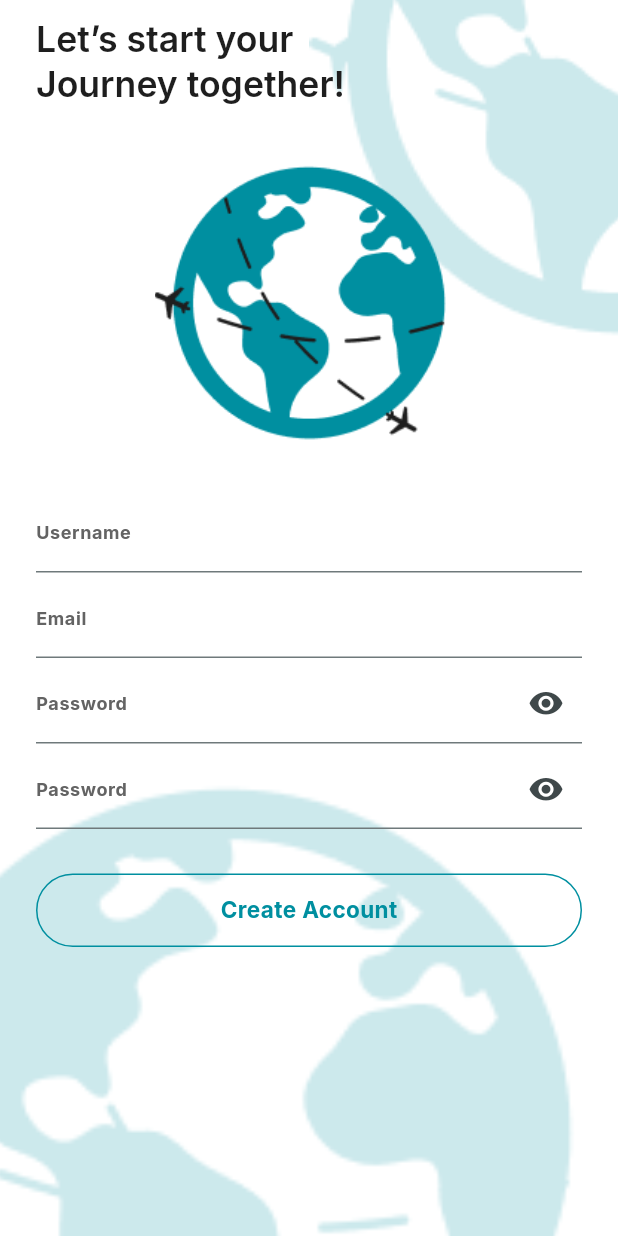
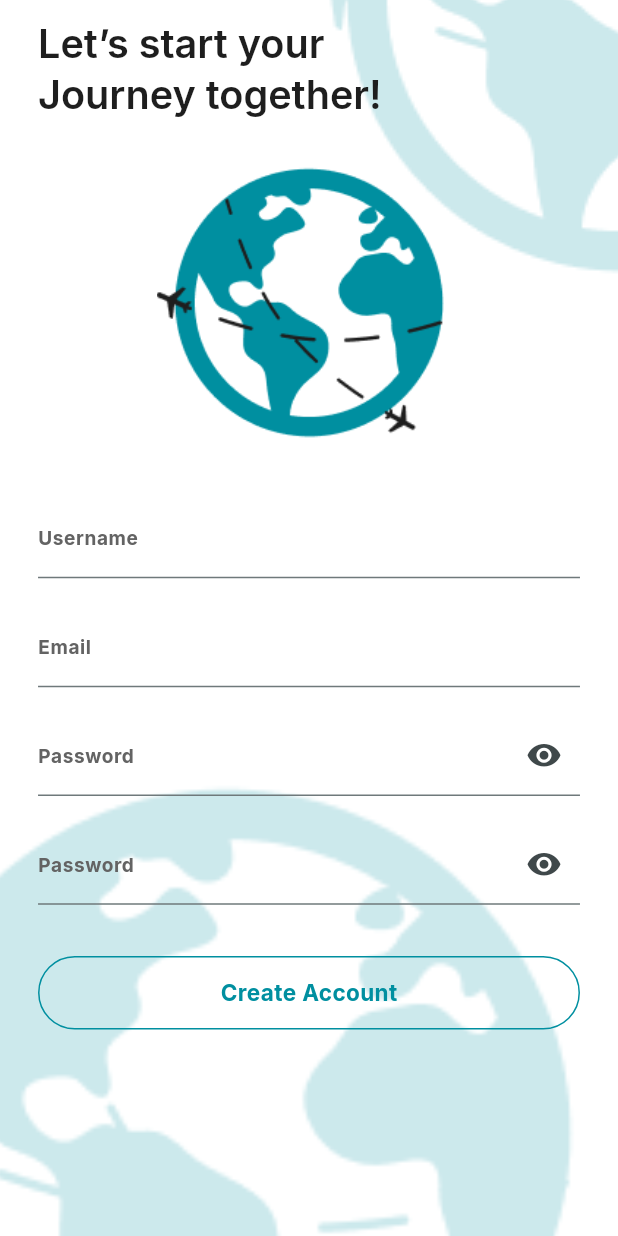
Before and after one commit to vucongtuananh/travelling_app, a Flutter app: the screen it shows after launch, after a tap on "Sign up here", on a phone screen of 412 x 824 dp. Run offline on Flutter 3.47's test engine with Material 3 defaults, Android fonts, the phone set to English and light mode, and no system bars; our stand-ins replace bloc, cloud_firestore, email_validator, equatable, firebase_auth, firebase_core and 4 more; accounts and stored records are empty; project files that could hold a hidden picture were left out.

Commit message:
i think package flutter_screen_util is so helpful for responsive ui in flutter, i've used this package and it's really easy to use

```diff
--- a/lib/login/presentation/login.dart
+++ b/lib/login/presentation/login.dart
@@ -1,5 +1,6 @@
 import 'package:flutter/material.dart';
 import 'package:flutter_bloc/flutter_bloc.dart';
+import 'package:flutter_screenutil/flutter_screenutil.dart';
 import 'package:travelling_app/login/data/auth/fire_auth.dart';
 import 'package:travelling_app/login/logic/login_bloc.dart';
 import 'package:travelling_app/login/presentation/widgets/background_login.dart';
@@ -23,11 +24,11 @@ class _LoginScreenState extends State<LoginScreen> {
         children: [
           const BackgroundLogin(),
           Positioned(
-              top: MediaQuery.of(context).padding.top + MediaQuery.of(context).size.height * 0.015,
+
               //this widget help me to padding the text a space that equal the heigh of status bar of phone
-              left: 24,
-              right: 24,
-              bottom: 0,
+              left: 24.w,
+              right: 24.w,
+              bottom: 24.h,
               child: BlocProvider(
                   create: (context) => LoginBLoc(
                         auth: Auth(),
--- a/lib/login/presentation/widgets/content_box_login.dart
+++ b/lib/login/presentation/widgets/content_box_login.dart
@@ -1,5 +1,6 @@
 import 'package:flutter/material.dart';
 import 'package:flutter_bloc/flutter_bloc.dart';
+import 'package:flutter_screenutil/flutter_screenutil.dart';
 import 'package:flutter_svg/svg.dart';
 import 'package:travelling_app/const/assets_image.dart';
 import 'package:travelling_app/const/color.dart';
@@ -28,62 +29,55 @@ class _ContentBoxLoginState extends State<ContentBoxLogin> {
 
   @override
   Widget build(BuildContext context) {
-    var size = MediaQuery.of(context).size;
-    print(size.height);
     return Column(
       crossAxisAlignment: CrossAxisAlignment.start,
+      mainAxisAlignment: MainAxisAlignment.start,
       children: [
-        header(size, context),
-        SizedBox(
-          height: size.height * 0.02,
-        ),
+        header(context),
+        SizedBox(height: 17.h),
         Center(
           child: Container(
             padding: const EdgeInsets.symmetric(horizontal: 32),
-            width: size.width,
-            height: size.height * 0.7,
+            width: 342.w,
+            height: 609.h,
             decoration: const BoxDecoration(color: Color.fromRGBO(255, 255, 255, 1), borderRadius: BorderRadius.all(Radius.circular(20))),
             child: Column(
               children: [
                 SizedBox(
-                  height: size.height * 0.02,
+                  height: 49.h,
                 ),
-                SizedBox(width: size.width * 0.5, height: size.height * 0.25, child: Image.asset("$imagePathLdpi/icon_earth.png")),
+                SizedBox(width: 208.w, height: 208.h, child: Image.asset("$imagePathLdpi/icon_earth.png")),
                 SizedBox(
-                  height: size.height * 0.02,
+                  height: 30.h,
                 ),
-                formLogin(size, context),
+                formLogin(context),
                 SizedBox(
-                  height: size.height * 0.01,
+                  height: 20.h,
                 ),
                 handleInput(context),
                 SizedBox(
-                  height: size.height * 0.05,
+                  height: 30.h,
                 ),
-                signInBtn(size, context),
+                signInBtn(context),
               ],
             ),
           ),
         ),
         SizedBox(
-          height: size.height * 0.05,
+          height: 40.h,
         ),
         signInByOtherWay(),
         SizedBox(
-          height: size.height * 0.03,
+          height: 24.h,
         ),
         signUp(context)
       ],
     );
   }
 
-  SizedBox header(Size size, BuildContext context) {
-    return SizedBox(
-      width: size.width / 2 - 48,
-      child: FittedBox(
-          child: Text("Welcome Back!",
-              style: Theme.of(context).textTheme.bodyLarge!.copyWith(fontWeight: FontWeight.w700, fontSize: 25, color: Theme.of(context).colorScheme.onPrimary))),
-    );
+  Widget header(BuildContext context) {
+    return Text("Welcome Back!",
+        style: Theme.of(context).textTheme.bodyLarge!.copyWith(fontWeight: FontWeight.w700, fontSize: 25.sp, color: Theme.of(context).colorScheme.onPrimary));
   }
 
   Row signUp(BuildContext context) {
@@ -115,24 +109,29 @@ class _ContentBoxLoginState extends State<ContentBoxLogin> {
     );
   }
 
-  formLogin(Size size, BuildContext context) => Form(
+  formLogin(BuildContext context) => Form(
           child: Column(
         crossAxisAlignment: CrossAxisAlignment.start,
         children: [
           Container(
-            padding: const EdgeInsets.symmetric(horizontal: 18),
+            padding: EdgeInsets.symmetric(horizontal: 18.w),
+            height: 45.h,
             width: double.infinity,
             decoration: const BoxDecoration(color: mainColor, borderRadius: BorderRadius.all(Radius.circular(30))),
             alignment: Alignment.center,
             child: Row(
-              crossAxisAlignment: CrossAxisAlignment.center,
+              // crossAxisAlignment: CrossAxisAlignment.center,
               children: [
-                SvgPicture.asset(
-                  "$imagePathLdpi/email_icon.svg",
-                  color: const Color(0xffE9E9E9),
+                SizedBox(
+                  width: 17.5.w,
+                  height: 14.h,
+                  child: SvgPicture.asset(
+                    "$imagePathLdpi/email_icon.svg",
+                    color: const Color(0xffE9E9E9),
+                  ),
                 ),
-                const SizedBox(
-                  width: 10,
+                SizedBox(
+                  width: 10.h,
                 ),
                 Expanded(
                   child: TextFormField(
@@ -142,18 +141,17 @@ class _ContentBoxLoginState extends State<ContentBoxLogin> {
                       context.read<LoginBLoc>().add(LoginTextChangeEmailEvent(email: _emailController.text));
                     },
                     cursorColor: const Color(0xffFFFFFF),
-                    style: Theme.of(context).textTheme.bodyMedium!.copyWith(fontSize: 15, color: Theme.of(context).colorScheme.onPrimary),
-                    decoration: InputDecoration(
-                      // contentPadding: const EdgeInsets.only(bottom: 4),
-                      fillColor: Theme.of(context).colorScheme.onPrimaryContainer,
-                      border: InputBorder.none,
-                    ),
+                    style: Theme.of(context).textTheme.bodyMedium!.copyWith(fontSize: 15.sp, color: Theme.of(context).colorScheme.onPrimary),
+                    decoration: const InputDecoration(
+                        // contentPadding: const EdgeInsets.only(bottom: 4),
+                        // fillColor: Theme.of(context).colorScheme.onPrimaryContainer,
+                        border: InputBorder.none),
                   ),
                 ),
                 BlocBuilder<LoginBLoc, LoginState>(
                   builder: (context, state) {
                     if (context.read<LoginBLoc>().isValidEmail) {
-                      return SvgPicture.asset("$imagePathLdpi/check.svg");
+                      return SizedBox(width: 15.w, height: 15.h, child: SvgPicture.asset("$imagePathLdpi/check.svg"));
                     } else {
                       return const SizedBox();
                     }
@@ -162,36 +160,41 @@ class _ContentBoxLoginState extends State<ContentBoxLogin> {
               ],
             ),
           ),
-          const SizedBox(
-            height: 5,
+          SizedBox(
+            height: 1.h,
           ),
           BlocBuilder<LoginBLoc, LoginState>(
             builder: (context, state) {
               if (state is LoginErrorEmailState) {
                 return Text(
                   state.errorEmail,
-                  style: Theme.of(context).textTheme.bodySmall!.copyWith(color: Colors.red, fontSize: 10),
+                  style: Theme.of(context).textTheme.bodySmall!.copyWith(color: Colors.red, fontSize: 10.sp),
                 );
               }
               return const SizedBox();
             },
           ),
           SizedBox(
-            height: size.height * 0.02,
+            height: 20.h,
           ),
           Container(
             padding: const EdgeInsets.symmetric(horizontal: 18),
             width: double.infinity,
+            height: 45.h,
             decoration: BoxDecoration(border: Border.all(color: const Color(0xff008FA0)), borderRadius: BorderRadius.circular(30)),
             child: Row(
               crossAxisAlignment: CrossAxisAlignment.center,
               children: [
-                SvgPicture.asset(
-                  "$imagePathLdpi/lock_icon.svg",
-                  color: grayColor,
+                SizedBox(
+                  width: 16.w,
+                  height: 21.h,
+                  child: SvgPicture.asset(
+                    "$imagePathLdpi/lock_icon.svg",
+                    color: grayColor,
+                  ),
                 ),
-                const SizedBox(
-                  width: 10,
+                SizedBox(
+                  width: 10.h,
                 ),
                 Expanded(
                   child: TextFormField(
@@ -203,7 +206,7 @@ class _ContentBoxLoginState extends State<ContentBoxLogin> {
                     obscureText: _isHidePass,
                     style: Theme.of(context).textTheme.bodySmall!.copyWith(
                           color: mainColor,
-                          fontSize: 15,
+                          fontSize: 15.sp,
                           fontWeight: FontWeight.w400,
                         ),
                     decoration: InputDecoration(
@@ -223,15 +226,15 @@ class _ContentBoxLoginState extends State<ContentBoxLogin> {
               ],
             ),
           ),
-          const SizedBox(
-            height: 5,
+          SizedBox(
+            height: 1.h,
           ),
           BlocBuilder<LoginBLoc, LoginState>(
             builder: (context, state) {
               if (state is LoginErrorPassState) {
                 return Text(
                   state.errorPass,
-                  style: Theme.of(context).textTheme.bodySmall!.copyWith(color: Colors.red, fontSize: 10),
+                  style: Theme.of(context).textTheme.bodySmall!.copyWith(color: Colors.red, fontSize: 10.sp),
                 );
               } else {
                 return const SizedBox();
@@ -245,18 +248,18 @@ class _ContentBoxLoginState extends State<ContentBoxLogin> {
         mainAxisAlignment: MainAxisAlignment.center,
         children: [
           Container(
-              margin: const EdgeInsets.symmetric(horizontal: 12),
-              padding: const EdgeInsets.all(4),
+              margin: EdgeInsets.symmetric(horizontal: 12.w),
+              padding: EdgeInsets.all(4.w),
               decoration: BoxDecoration(color: whiteColor, borderRadius: BorderRadius.circular(45)),
               child: Image.asset("$imagePathLdpi/google.png")),
           Container(
-              margin: const EdgeInsets.symmetric(horizontal: 12),
-              padding: const EdgeInsets.all(4),
+              margin: EdgeInsets.symmetric(horizontal: 12.w),
+              padding: EdgeInsets.all(4.w),
               decoration: BoxDecoration(color: whiteColor, borderRadius: BorderRadius.circular(45)),
               child: Image.asset("$imagePathLdpi/facebook.png")),
           Container(
-              margin: const EdgeInsets.symmetric(horizontal: 12),
-              padding: const EdgeInsets.all(4),
+              margin: EdgeInsets.symmetric(horizontal: 12.w),
+              padding: EdgeInsets.all(4.w),
               decoration: BoxDecoration(color: whiteColor, borderRadius: BorderRadius.circular(45)),
               child: Image.asset("$imagePathLdpi/apple.png")),
         ],
@@ -271,35 +274,35 @@ class _ContentBoxLoginState extends State<ContentBoxLogin> {
               GestureDetector(
                 onTap: () {},
                 child: Container(
-                  width: 11,
-                  height: 11,
+                  width: 11.w,
+                  height: 11.h,
                   decoration: BoxDecoration(border: Border.all(color: Theme.of(context).colorScheme.primary)),
                   child: Icon(
                     Icons.check,
                     color: Theme.of(context).colorScheme.onBackground,
-                    size: 12,
+                    size: 12.dg,
                   ),
                 ),
               ),
-              const SizedBox(
-                width: 6,
+              SizedBox(
+                width: 6.w,
               ),
               Text(
                 "Remember me",
-                style: Theme.of(context).textTheme.bodySmall!.copyWith(fontSize: 10, fontWeight: FontWeight.w700, color: const Color(0xff636363)),
+                style: Theme.of(context).textTheme.bodySmall!.copyWith(fontSize: 10.sp, fontWeight: FontWeight.w700, color: const Color(0xff636363)),
               )
             ],
           ),
           GestureDetector(
             child: Text(
               "Forgot Password?",
-              style: Theme.of(context).textTheme.bodySmall!.copyWith(fontSize: 10, fontWeight: FontWeight.w700, color: const Color(0xff636363)),
+              style: Theme.of(context).textTheme.bodySmall!.copyWith(fontSize: 10.sp, fontWeight: FontWeight.w700, color: const Color(0xff636363)),
             ),
             onTap: () {},
           )
         ],
       );
-  signInBtn(Size size, BuildContext context) => BlocBuilder<LoginBLoc, LoginState>(
+  signInBtn(BuildContext context) => BlocBuilder<LoginBLoc, LoginState>(
         builder: (context, state) {
           bool isValid = context.read<LoginBLoc>().isValidEmail && context.read<LoginBLoc>().isValidPass;
           if (state is LoginLoadingState) {
@@ -311,7 +314,7 @@ class _ContentBoxLoginState extends State<ContentBoxLogin> {
                 isValid ? context.read<LoginBLoc>().add(LoginSubmitEvent(context, email: _emailController.text, password: _passController.text)) : null;
               },
               child: Container(
-                padding: EdgeInsets.symmetric(vertical: size.height * 0.02),
+                padding: EdgeInsets.symmetric(vertical: 13.h),
                 width: double.infinity,
                 decoration: BoxDecoration(
                   border: Border.all(color: isValid ? whiteColor : mainColor),
@@ -321,7 +324,7 @@ class _ContentBoxLoginState extends State<ContentBoxLogin> {
                 alignment: Alignment.center,
                 child: Text(
                   "Sign in",
-                  style: Theme.of(context).textTheme.bodyMedium!.copyWith(fontSize: 15, fontWeight: FontWeight.w700, color: isValid ? whiteColor : mainColor),
+                  style: Theme.of(context).textTheme.bodyMedium!.copyWith(fontSize: 15.sp, fontWeight: FontWeight.w700, color: isValid ? whiteColor : mainColor),
                 ),
               ));
         },
--- a/lib/main.dart
+++ b/lib/main.dart
@@ -2,12 +2,12 @@ import 'package:firebase_auth/firebase_auth.dart';
 import 'package:firebase_core/firebase_core.dart';
 import 'package:flutter/material.dart';
 import 'package:flutter_bloc/flutter_bloc.dart';
+import 'package:flutter_screenutil/flutter_screenutil.dart';
 import 'package:google_fonts/google_fonts.dart';
 import 'package:travelling_app/firebase_options.dart';
 import 'package:travelling_app/home/data/fire_store/fire_store.dart';
 import 'package:travelling_app/home/logic/home_bloc/home_bloc.dart';
 import 'package:travelling_app/login/presentation/login.dart';
-import 'package:travelling_app/signup/presentation/signup.dart';
 import 'package:travelling_app/tab/presentation/tabs.dart';
 
 Future<void> main() async {
@@ -22,7 +22,8 @@ class MyApp extends StatelessWidget {
   // This widget is the root of your application.
   @override
   Widget build(BuildContext context) {
-    return MaterialApp(
+    return ScreenUtilInit(
+      builder: (context, child) => MaterialApp(
         debugShowCheckedModeBanner: false,
         title: 'Travelling app',
         theme: ThemeData(
@@ -42,6 +43,8 @@ class MyApp extends StatelessWidget {
               }
               return const LoginScreen();
             }),
+      ),
+      designSize: const Size(390, 844),
     );
   }
 }
--- a/lib/signup/presentation/signup.dart
+++ b/lib/signup/presentation/signup.dart
@@ -1,5 +1,6 @@
 import 'package:flutter/material.dart';
 import 'package:flutter_bloc/flutter_bloc.dart';
+import 'package:flutter_screenutil/flutter_screenutil.dart';
 import 'package:travelling_app/login/data/auth/fire_auth.dart';
 import 'package:travelling_app/signup/logic/signup_bloc.dart';
 import 'package:travelling_app/signup/presentation/widgets/background_signup.dart';
@@ -21,9 +22,9 @@ class _SignUpScreenState extends State<SignUpScreen> {
         child: Stack(children: [
           const BackgroundSingUp(),
           Positioned(
-            left: 24,
-            right: 24,
-            top: MediaQuery.of(context).padding.top,
+            left: 24.w,
+            right: 24.w,
+            top: 13.h,
             child: BlocProvider(
                 create: (context) => SignUpBloc(
                       auth: Auth(),
--- a/lib/signup/presentation/widgets/background_signup.dart
+++ b/lib/signup/presentation/widgets/background_signup.dart
@@ -13,7 +13,7 @@ class BackgroundSingUp extends StatelessWidget {
     return Stack(children: [
       Container(
         width: width,
-        height: heigh * 1.05,
+        height: heigh,
         color: whiteColor,
       ),
       Positioned(
--- a/lib/signup/presentation/widgets/content_box_singup.dart
+++ b/lib/signup/presentation/widgets/content_box_singup.dart
@@ -1,5 +1,6 @@
 import 'package:flutter/material.dart';
 import 'package:flutter_bloc/flutter_bloc.dart';
+import 'package:flutter_screenutil/flutter_screenutil.dart';
 import 'package:travelling_app/const/assets_image.dart';
 import 'package:travelling_app/const/color.dart';
 import 'package:travelling_app/signup/logic/sign_up_event.dart';
@@ -32,36 +33,33 @@ class _ContentBoxSignUpState extends State<ContentBoxSignUp> {
 
   @override
   Widget build(BuildContext context) {
-    var size = MediaQuery.of(context).size;
-
-    return Column(
+    return SafeArea(
+      child: Column(
         mainAxisSize: MainAxisSize.min,
         crossAxisAlignment: CrossAxisAlignment.start,
         children: [
           SizedBox(
-          width: size.width * 0.5,
-          height: size.height * 0.1,
-          child: FittedBox(
+            width: 218.w,
             child: Text(
               "Let’s start your\nJourney together!",
-              style: Theme.of(context).textTheme.titleLarge!.copyWith(color: blackColor, fontSize: 25, fontWeight: FontWeight.w600),
-            ),
+              style: Theme.of(context).textTheme.titleLarge!.copyWith(color: blackColor, fontSize: 25.sp, fontWeight: FontWeight.w600),
             ),
           ),
           SizedBox(
-          height: size.height * 0.02,
+            height: 20.h,
           ),
-        Center(child: SizedBox(width: size.width * 0.5, height: size.height * 0.25, child: Image.asset("$imagePathLdpi/icon_earth.png"))),
+          Center(child: SizedBox(width: 208.w, height: 208.h, child: Image.asset("$imagePathLdpi/icon_earth.png"))),
           SizedBox(
-          height: size.height * 0.03,
+            height: 30.h,
           ),
-        formSignUp(context, size),
+          formSignUp(context),
           SizedBox(
-          height: size.height * 0.03,
+            height: 30.h,
           ),
           signUpBtn(context),
           SizedBox(height: MediaQuery.of(context).viewInsets.bottom),
         ],
+      ),
     );
   }
 
@@ -95,15 +93,13 @@ class _ContentBoxSignUpState extends State<ContentBoxSignUp> {
     );
   }
 
-  formSignUp(BuildContext context, Size size) {
+  formSignUp(BuildContext context) {
     return Form(
       child: Column(
         crossAxisAlignment: CrossAxisAlignment.start,
         children: [
           nameInput(context),
-          const SizedBox(
-            height: 5,
-          ),
+
           BlocBuilder<SignUpBloc, SignUpState>(
             builder: (context, state) {
               if (state is SignUpErrorNameState) {
@@ -117,11 +113,9 @@ class _ContentBoxSignUpState extends State<ContentBoxSignUp> {
               return const SizedBox();
             },
           ),
-          // SizedBox(height: size.height * 0.017),
+          SizedBox(height: 20.h),
           emailInput(context),
-          const SizedBox(
-            height: 5,
-          ),
+
           BlocBuilder<SignUpBloc, SignUpState>(
             builder: (context, state) {
               if (state is SignUpErrorEmailState) {
@@ -136,10 +130,9 @@ class _ContentBoxSignUpState extends State<ContentBoxSignUp> {
             },
           ),
           // SizedBox(height: size.height * 0.017),
+          SizedBox(height: 20.h),
           passInput(context),
-          const SizedBox(
-            height: 5,
-          ),
+
           BlocBuilder<SignUpBloc, SignUpState>(
             builder: (context, state) {
               if (state is SignUpErrorPassState) {
@@ -154,9 +147,11 @@ class _ContentBoxSignUpState extends State<ContentBoxSignUp> {
             },
           ),
           // SizedBox(height: size.height * 0.017),
+          SizedBox(height: 20.h),
+
           rePassInput(context),
-          const SizedBox(
-            height: 5,
+          SizedBox(
+            height: 5.h,
           ),
           BlocBuilder<SignUpBloc, SignUpState>(
             builder: (context, state) {
@@ -182,7 +177,7 @@ class _ContentBoxSignUpState extends State<ContentBoxSignUp> {
       controller: _rePassController,
       style: Theme.of(context).textTheme.bodySmall!.copyWith(
             color: mainColor,
-            fontSize: 15,
+            fontSize: 15.sp,
             fontWeight: FontWeight.w400,
           ),
       onChanged: (value) {
@@ -199,7 +194,7 @@ class _ContentBoxSignUpState extends State<ContentBoxSignUp> {
               child: _isShowPass ? const Icon(Icons.visibility_off_rounded) : const Icon(Icons.visibility_rounded)),
           label: Text(
             "Password",
-            style: Theme.of(context).textTheme.bodySmall!.copyWith(color: grayColor, fontSize: 12, fontWeight: FontWeight.w700),
+            style: Theme.of(context).textTheme.bodySmall!.copyWith(color: grayColor, fontSize: 12.sp, fontWeight: FontWeight.w700),
           )),
     );
   }
@@ -209,7 +204,7 @@ class _ContentBoxSignUpState extends State<ContentBoxSignUp> {
       controller: _passController,
       style: Theme.of(context).textTheme.bodySmall!.copyWith(
             color: mainColor,
-            fontSize: 15,
+            fontSize: 15.sp,
             fontWeight: FontWeight.w400,
           ),
       onChanged: (value) {
@@ -226,7 +221,7 @@ class _ContentBoxSignUpState extends State<ContentBoxSignUp> {
               child: _isShowPass ? const Icon(Icons.visibility_off_rounded) : const Icon(Icons.visibility_rounded)),
           label: Text(
             "Password",
-            style: Theme.of(context).textTheme.bodySmall!.copyWith(color: grayColor, fontSize: 12, fontWeight: FontWeight.w700),
+            style: Theme.of(context).textTheme.bodySmall!.copyWith(color: grayColor, fontSize: 12.sp, fontWeight: FontWeight.w700),
           )),
     );
   }
@@ -241,20 +236,24 @@ class _ContentBoxSignUpState extends State<ContentBoxSignUp> {
       },
       style: Theme.of(context).textTheme.bodySmall!.copyWith(
             color: blackColor,
-            fontSize: 15,
+            fontSize: 15.sp,
             fontWeight: FontWeight.w400,
           ),
       decoration: InputDecoration(
           label: Text(
             "Email",
-            style: Theme.of(context).textTheme.bodySmall!.copyWith(color: grayColor, fontSize: 12, fontWeight: FontWeight.w700),
+            style: Theme.of(context).textTheme.bodySmall!.copyWith(color: grayColor, fontSize: 12.sp, fontWeight: FontWeight.w700),
           ),
           suffixIcon: BlocBuilder<SignUpBloc, SignUpState>(
             builder: (context, state) {
               if (context.read<SignUpBloc>().isValidEmail) {
-                return Image.asset(
+                return SizedBox(
+                  width: 20.w,
+                  height: 20.h,
+                  child: Image.asset(
                     "$imagePathLdpi/check.png",
                     color: mainColor,
+                  ),
                 );
               }
               return const SizedBox();
@@ -271,20 +270,24 @@ class _ContentBoxSignUpState extends State<ContentBoxSignUp> {
       },
       style: Theme.of(context).textTheme.bodySmall!.copyWith(
             color: blackColor,
-            fontSize: 15,
+            fontSize: 15.sp,
             fontWeight: FontWeight.w400,
           ),
       decoration: InputDecoration(
           label: Text(
             "Username",
-            style: Theme.of(context).textTheme.bodySmall!.copyWith(color: grayColor, fontSize: 12, fontWeight: FontWeight.w700),
+            style: Theme.of(context).textTheme.bodySmall!.copyWith(color: grayColor, fontSize: 12.sp, fontWeight: FontWeight.w700),
           ),
           suffixIcon: BlocBuilder<SignUpBloc, SignUpState>(
             builder: (context, state) {
               if (context.read<SignUpBloc>().isValidName) {
-                return Image.asset(
+                return SizedBox(
+                  width: 20.w,
+                  height: 20.h,
+                  child: Image.asset(
                     "$imagePathLdpi/check.png",
                     color: mainColor,
+                  ),
                 );
               }
               return const SizedBox();
--- a/pubspec.yaml
+++ b/pubspec.yaml
@@ -46,7 +46,7 @@ dependencies:
   firebase_database: ^10.3.6
   cloud_firestore: ^4.13.3
   bloc: ^8.1.2
-
+  flutter_screenutil: ^5.9.0
 dev_dependencies:
   flutter_test:
     sdk: flutter
```
Also changed, not shown: pubspec.lock. Lines whose indentation alone changed are shown as unchanged.
